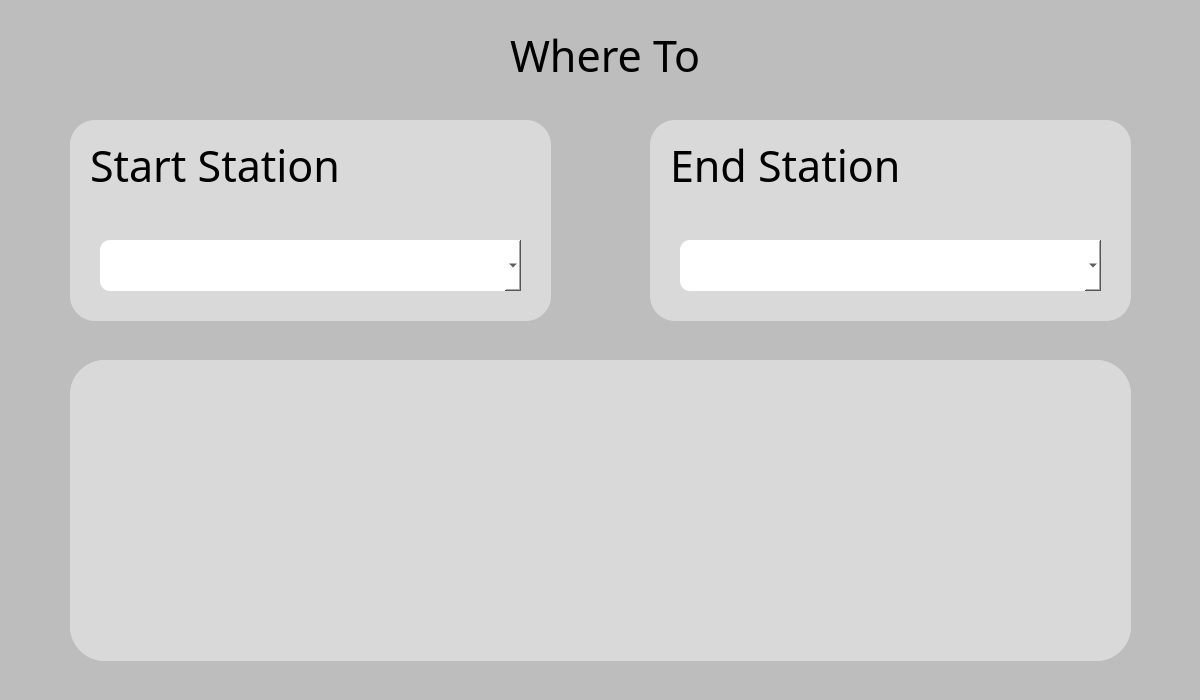
hager55m/Metro-Mate-DS, file searchpage.ui: the form before one commit.
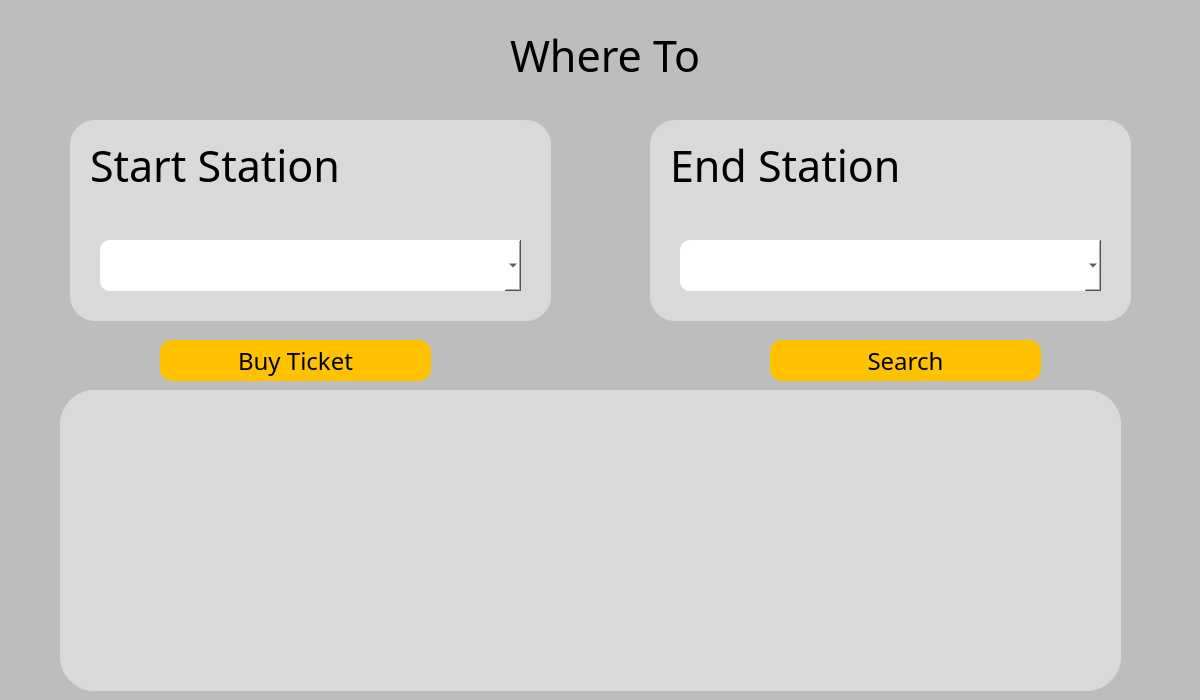
The form after the commit. Icons and pictures are not drawn.

```diff
--- a/searchpage.ui
+++ b/searchpage.ui
@@ -168,8 +168,8 @@
   <widget class="QScrollArea" name="scrollArea">
    <property name="geometry">
     <rect>
-     <x>70</x>
-     <y>360</y>
+     <x>60</x>
+     <y>390</y>
      <width>1061</width>
      <height>301</height>
     </rect>
@@ -198,6 +198,54 @@
     </property>
    </widget>
   </widget>
+  <widget class="QPushButton" name="buy">
+   <property name="geometry">
+    <rect>
+     <x>160</x>
+     <y>340</y>
+     <width>271</width>
+     <height>41</height>
+    </rect>
+   </property>
+   <property name="font">
+    <font>
+     <family>BAXAUTRIAL</family>
+     <pointsize>18</pointsize>
+    </font>
+   </property>
+   <property name="styleSheet">
+    <string notr="true">background-color: #FFC200;
+border-radius: 12;
+color: black;</string>
+   </property>
+   <property name="text">
+    <string>Buy Ticket</string>
+   </property>
+  </widget>
+  <widget class="QPushButton" name="buy_2">
+   <property name="geometry">
+    <rect>
+     <x>770</x>
+     <y>340</y>
+     <width>271</width>
+     <height>41</height>
+    </rect>
+   </property>
+   <property name="font">
+    <font>
+     <family>BAXAUTRIAL</family>
+     <pointsize>18</pointsize>
+    </font>
+   </property>
+   <property name="styleSheet">
+    <string notr="true">background-color: #FFC200;
+border-radius: 12;
+color: black;</string>
+   </property>
+   <property name="text">
+    <string>Search</string>
+   </property>
+  </widget>
  </widget>
  <resources/>
  <connections/>
```
